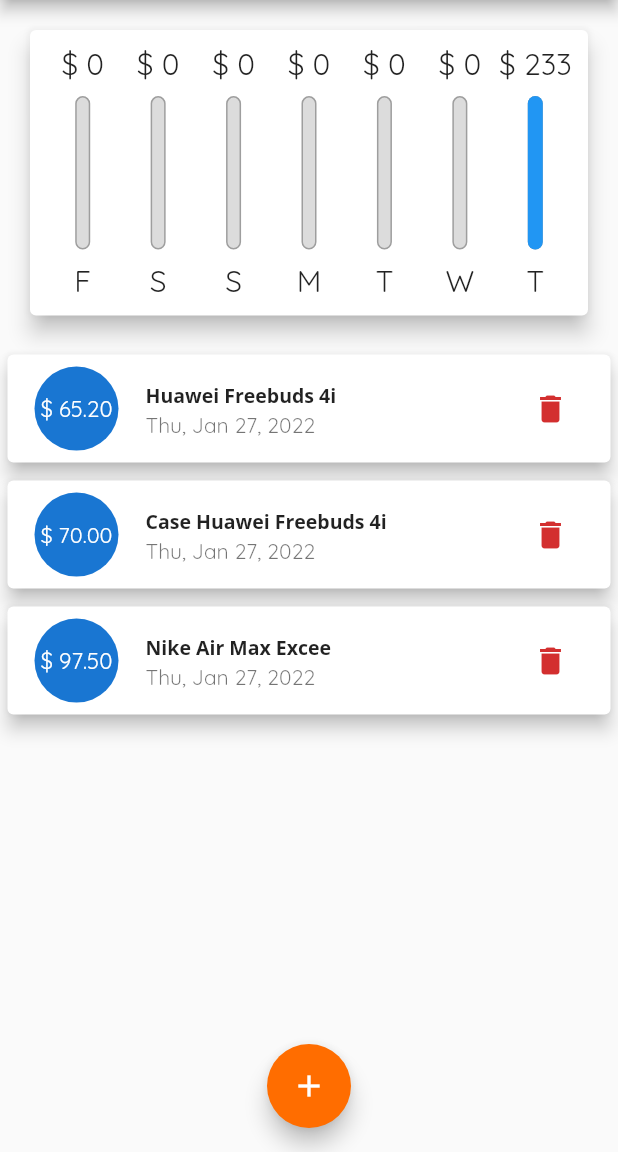
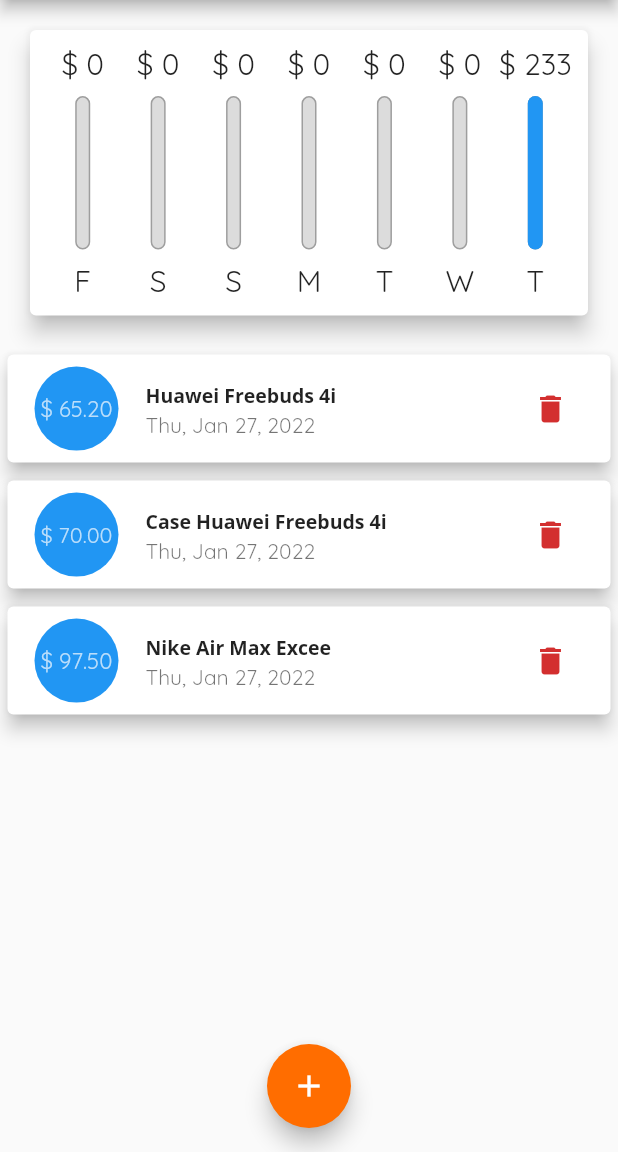
Before and after one commit to nahdhiana/simple-personal-expenses, a Flutter app: the screen it shows after launch, on a phone screen of 412 x 824 dp, the part 84-1236 px from its top. Run offline on Flutter 3.47's test engine with Material 2 defaults, Android fonts, the phone set to English and light mode, and no system bars.

Commit message:
Part 6 Done

```diff
--- a/lib/widgets/transaction_item.dart
+++ b/lib/widgets/transaction_item.dart
@@ -1,8 +1,10 @@
+import 'dart:math';
+
 import 'package:flutter/material.dart';
 import 'package:intl/intl.dart';
 import '../models/transaction.dart';
 
-class ListTransactionItem extends StatelessWidget {
+class ListTransactionItem extends StatefulWidget {
   const ListTransactionItem({
     Key? key,
     required this.transaction,
@@ -14,6 +16,27 @@ class ListTransactionItem extends StatelessWidget {
   final Function _deleteTransaction;
 
   @override
+  State<ListTransactionItem> createState() => _ListTransactionItemState();
+}
+
+class _ListTransactionItemState extends State<ListTransactionItem> {
+  Color _bgColor = Colors.teal;
+  // state that run 1st when build widget
+  @override
+  void initState() {
+    const availableColors = [
+      Colors.blue,
+      Colors.amber,
+      Colors.deepPurple,
+      Colors.orange,
+    ];
+    //set _bgColor to random color based on available color
+    //4 =total available colors
+    _bgColor = availableColors[Random().nextInt(availableColors.length)];
+    super.initState();
+  }
+
+  @override
   Widget build(BuildContext context) {
     return Card(
       margin: const EdgeInsets.symmetric(
@@ -23,24 +46,27 @@ class ListTransactionItem extends StatelessWidget {
       elevation: 5,
       child: ListTile(
         leading: CircleAvatar(
+          // add background color with random color from availabeColor
+          backgroundColor: _bgColor,
           radius: 30,
           child: Padding(
             padding: const EdgeInsets.all(6.0),
             child: FittedBox(
-              child: Text('\$ ${transaction.amount.toStringAsFixed(2)}'),
+              child: Text('\$ ${widget.transaction.amount.toStringAsFixed(2)}'),
             ),
           ),
         ),
         title: Text(
-          transaction.title,
+          widget.transaction.title,
           style: Theme.of(context).textTheme.bodyText1,
         ),
         subtitle: Text(
-          DateFormat.yMMMEd().format(transaction.date),
+          DateFormat.yMMMEd().format(widget.transaction.date),
         ),
         trailing: MediaQuery.of(context).size.width > 460
             ? TextButton.icon(
-                onPressed: () => _deleteTransaction(transaction.id),
+                onPressed: () =>
+                    widget._deleteTransaction(widget.transaction.id),
                 icon: const Icon(Icons.delete),
                 label: const Text('Delete'),
                 style: TextButton.styleFrom(
@@ -48,7 +74,8 @@ class ListTransactionItem extends StatelessWidget {
                 ),
               )
             : IconButton(
-                onPressed: () => _deleteTransaction(transaction.id),
+                onPressed: () =>
+                    widget._deleteTransaction(widget.transaction.id),
                 icon: const Icon(
                   Icons.delete,
                 ),
--- a/lib/widgets/transaction_list.dart
+++ b/lib/widgets/transaction_list.dart
@@ -33,69 +33,90 @@ class Transactionlist extends StatelessWidget {
               );
             },
           )
-        : ListView.builder(
-            itemBuilder: (context, index) {
-              return ListTransactionItem(
-                  transaction: _transactions[index],
-                  deleteTransaction: _deleteTransaction);
-              // return Card(
-              //   elevation: 5,
-              //   child: Row(
-              //     children: [
-              //       Container(
-              //         margin: const EdgeInsets.symmetric(
-              //           vertical: 10,
-              //           horizontal: 15,
-              //         ),
-              //         decoration: BoxDecoration(
-              //           border: Border.all(
-              //             //change color based on theme that defined in materialapp
-              //             color: Theme.of(context).primaryColor,
-              //             width: 2,
-              //           ),
-              //         ),
-              //         padding: const EdgeInsets.all(8),
-              //         child: Text(
-              //           //\$ biar bisa gunain lambang $,
-              //           //${} cetak text nilai variabel yg lebih dr 1 kata (kepisah .)
-              //           //toStringAsFixed(2) to show only 2 decimals behind coma
-              //           'Rp.${transactions[index].amount.toStringAsFixed(2)},-',
-              //           style: TextStyle(
-              //             fontWeight: FontWeight.bold,
-              //             fontSize: 15,
-              //             //change color based on theme that defined in materialapp
-              //             color: Theme.of(context).primaryColor,
-              //           ),
-              //         ),
-              //       ),
-              //       Column(
-              //         crossAxisAlignment: CrossAxisAlignment.start,
-              //         children: [
-              //           Text(
-              //             transactions[index].title,
-              //             style: Theme.of(context).textTheme.bodyText1,
-              //             // style: const TextStyle(
-              //             //   fontWeight: FontWeight.bold,
-              //             //   fontSize: 14,
-              //             // ),
-              //           ),
-              //           Text(
-              //             // DateFormat('dd-MMM-yyyy')
-              //             //     .format(trx.date), //from intl package
-              //             DateFormat.yMMMEd().format(transactions[index]
-              //                 .date), //from intl package, same as above but not have to passing argument
-              //             style: const TextStyle(
-              //               fontSize: 11,
-              //               color: Colors.grey,
-              //             ),
-              //           ),
-              //         ],
-              //       ),
-              //     ],
-              //   ),
-              // );
-            },
-            itemCount: _transactions.length,
+        : ListView(
+            children: _transactions
+                .map(
+                  (transaction) => ListTransactionItem(
+                    //add a metadata to flutter so when u have some widgets then delete it,
+                    // the metadata about it didn't wrongly deleted.
+                    //ex: 2 card with different colors, when u delete 1st card, if not included a key
+                    // it will delete the 1st card but the color on 2nd card will be changed to color of 1st card
+                    key: ValueKey(transaction.id),
+                    transaction: transaction,
+                    deleteTransaction: _deleteTransaction,
+                  ),
+                )
+                .toList(),
           );
+    // : ListView.builder(
+    //     itemBuilder: (context, index) {
+    //       return ListTransactionItem(
+    //           //add a metadata to flutter so when u have some widgets then delete it,
+    //           // the metadata about it didn't wrongly deleted.
+    //           //ex: 2 card with different colors, when u delete 1st card, if not included a key
+    //           // it will delete the 1st card but the color on 2nd card will be changed to color of 1st card
+    //           // but it is cannot use in listview builder, idk it is a bug or whatever
+    //           key: ValueKey(_transactions[index].id),
+    //           transaction: _transactions[index],
+    //           deleteTransaction: _deleteTransaction);
+    //       // return Card(
+    //       //   elevation: 5,
+    //       //   child: Row(
+    //       //     children: [
+    //       //       Container(
+    //       //         margin: const EdgeInsets.symmetric(
+    //       //           vertical: 10,
+    //       //           horizontal: 15,
+    //       //         ),
+    //       //         decoration: BoxDecoration(
+    //       //           border: Border.all(
+    //       //             //change color based on theme that defined in materialapp
+    //       //             color: Theme.of(context).primaryColor,
+    //       //             width: 2,
+    //       //           ),
+    //       //         ),
+    //       //         padding: const EdgeInsets.all(8),
+    //       //         child: Text(
+    //       //           //\$ biar bisa gunain lambang $,
+    //       //           //${} cetak text nilai variabel yg lebih dr 1 kata (kepisah .)
+    //       //           //toStringAsFixed(2) to show only 2 decimals behind coma
+    //       //           'Rp.${transactions[index].amount.toStringAsFixed(2)},-',
+    //       //           style: TextStyle(
+    //       //             fontWeight: FontWeight.bold,
+    //       //             fontSize: 15,
+    //       //             //change color based on theme that defined in materialapp
+    //       //             color: Theme.of(context).primaryColor,
+    //       //           ),
+    //       //         ),
+    //       //       ),
+    //       //       Column(
+    //       //         crossAxisAlignment: CrossAxisAlignment.start,
+    //       //         children: [
+    //       //           Text(
+    //       //             transactions[index].title,
+    //       //             style: Theme.of(context).textTheme.bodyText1,
+    //       //             // style: const TextStyle(
+    //       //             //   fontWeight: FontWeight.bold,
+    //       //             //   fontSize: 14,
+    //       //             // ),
+    //       //           ),
+    //       //           Text(
+    //       //             // DateFormat('dd-MMM-yyyy')
+    //       //             //     .format(trx.date), //from intl package
+    //       //             DateFormat.yMMMEd().format(transactions[index]
+    //       //                 .date), //from intl package, same as above but not have to passing argument
+    //       //             style: const TextStyle(
+    //       //               fontSize: 11,
+    //       //               color: Colors.grey,
+    //       //             ),
+    //       //           ),
+    //       //         ],
+    //       //       ),
+    //       //     ],
+    //       //   ),
+    //       // );
+    //     },
+    //     itemCount: _transactions.length,
+    // );
   }
 }
```
